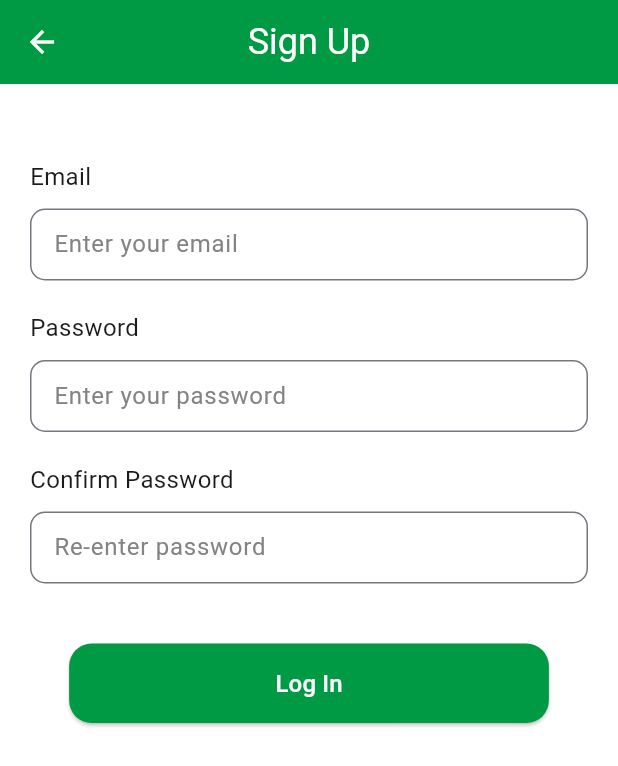
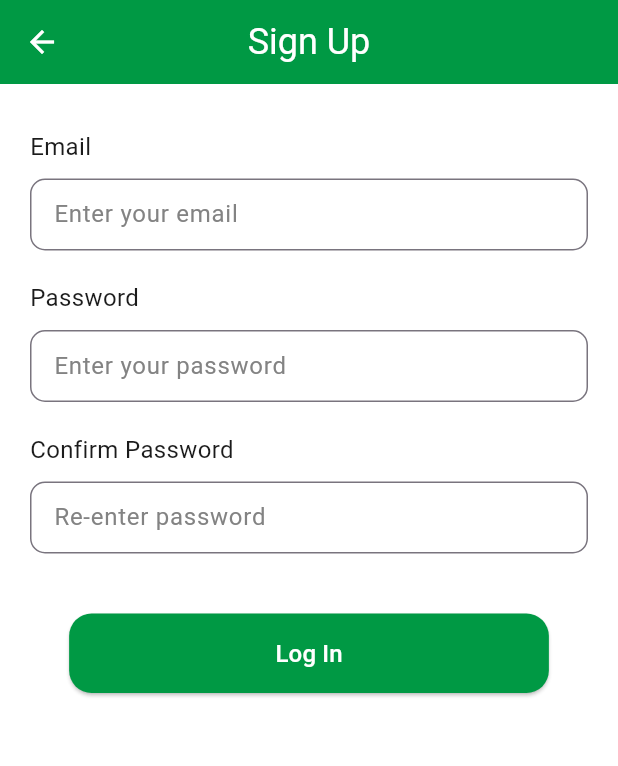
Before and after one commit to khushimadan/Fix-My-City, a Flutter app: the SignUp screen opened directly, on a phone screen of 412 x 824 dp. Shown: the top 766 px of the screen. Run offline on Flutter 3.47's test engine with Material 3 defaults, Android fonts, the phone set to English and light mode, and no system bars; our stand-ins replace cloud_firestore, firebase_auth, firebase_core, firebase_storage, geolocator, google_maps_flutter and 2 more; accounts and stored records are empty; Roboto replaces fonts that are missing (Poppins).

Commit message:
Update signup_screen.dart

```diff
--- a/lib/screens/signup_screen.dart
+++ b/lib/screens/signup_screen.dart
@@ -1,5 +1,5 @@
 import 'package:flutter/material.dart';
-import 'package:fix_my_city/widgets/bottom_nav_bar.dart';
+import 'package:fix_my_city/widgets/user_bottom_navbar.dart';
 import 'package:firebase_auth/firebase_auth.dart';
 import 'package:cloud_firestore/cloud_firestore.dart';
 
@@ -101,7 +101,7 @@ class _SignUpState extends State<SignUp> {
       body: SafeArea(
         child: SingleChildScrollView(
           child: Padding(
-            padding: const EdgeInsets.fromLTRB(20, 50, 20, 0),
+            padding: const EdgeInsets.fromLTRB(20, 30, 20, 0),
             child: Column(
               children: [
                 const Align(
```
